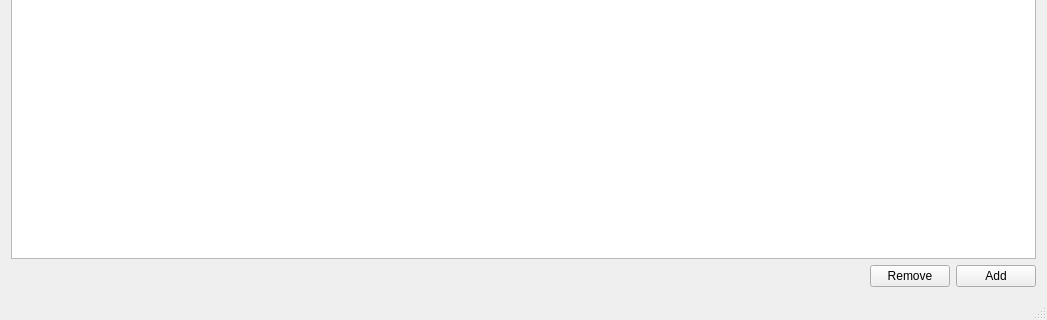
Before: the Qt Designer form ui/mainwindow.ui in orriaxels/Hopur42, drawn with Qt 5; both pictures show x 0 to 1047 and y 198 to 518 of the 1047 by 518 pixel window.
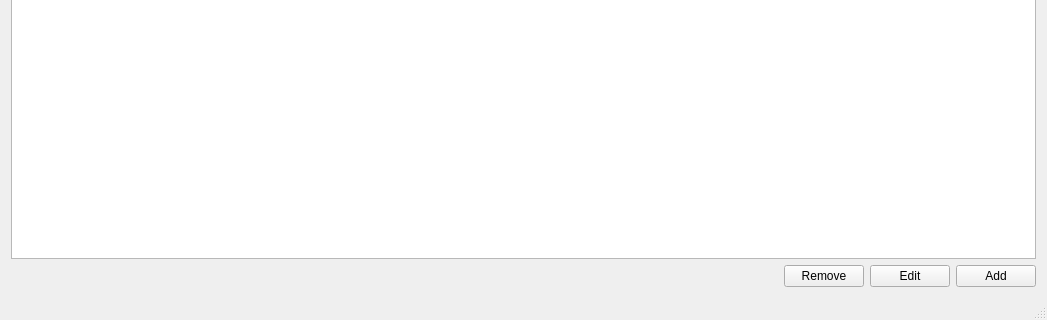
After: the same form once the commit is applied. Icons and pictures are not drawn.

Patch:
```diff
--- a/ui/mainwindow.ui
+++ b/ui/mainwindow.ui
@@ -18,10 +18,10 @@
     <normaloff>:/icon/img/001science.png</normaloff>:/icon/img/001science.png</iconset>
   </property>
   <widget class="QWidget" name="centralWidget">
-   <layout class="QGridLayout" name="gridLayout">
+   <layout class="QGridLayout" name="gridLayout_2">
     <item row="0" column="0">
-     <layout class="QVBoxLayout" name="verticalLayout_2">
-      <item>
+     <layout class="QGridLayout" name="gridLayout">
+      <item row="0" column="0">
        <layout class="QHBoxLayout" name="horizontalLayout">
         <item>
          <widget class="QRadioButton" name="scientistRadioButton">
@@ -75,7 +75,7 @@
         </item>
        </layout>
       </item>
-      <item>
+      <item row="1" column="0">
        <layout class="QVBoxLayout" name="verticalLayout">
         <item>
          <widget class="QTableWidget" name="mainTable">
@@ -111,8 +111,8 @@
          </widget>
         </item>
         <item>
-         <layout class="QGridLayout" name="gridLayout_2" columnstretch="0,0,0">
-          <item row="0" column="0">
+         <layout class="QHBoxLayout" name="horizontalLayout_2">
+          <item>
            <spacer name="horizontalSpacer">
             <property name="orientation">
              <enum>Qt::Horizontal</enum>
@@ -125,7 +125,7 @@
             </property>
            </spacer>
           </item>
-          <item row="0" column="1">
+          <item>
            <widget class="QPushButton" name="buttunRemove">
             <property name="sizePolicy">
              <sizepolicy hsizetype="Preferred" vsizetype="Fixed">
@@ -138,7 +138,14 @@
             </property>
            </widget>
           </item>
-          <item row="0" column="2">
+          <item>
+           <widget class="QPushButton" name="buttonEdit">
+            <property name="text">
+             <string>Edit</string>
+            </property>
+           </widget>
+          </item>
+          <item>
            <widget class="QPushButton" name="buttunAdd">
             <property name="text">
              <string>Add</string>
```
